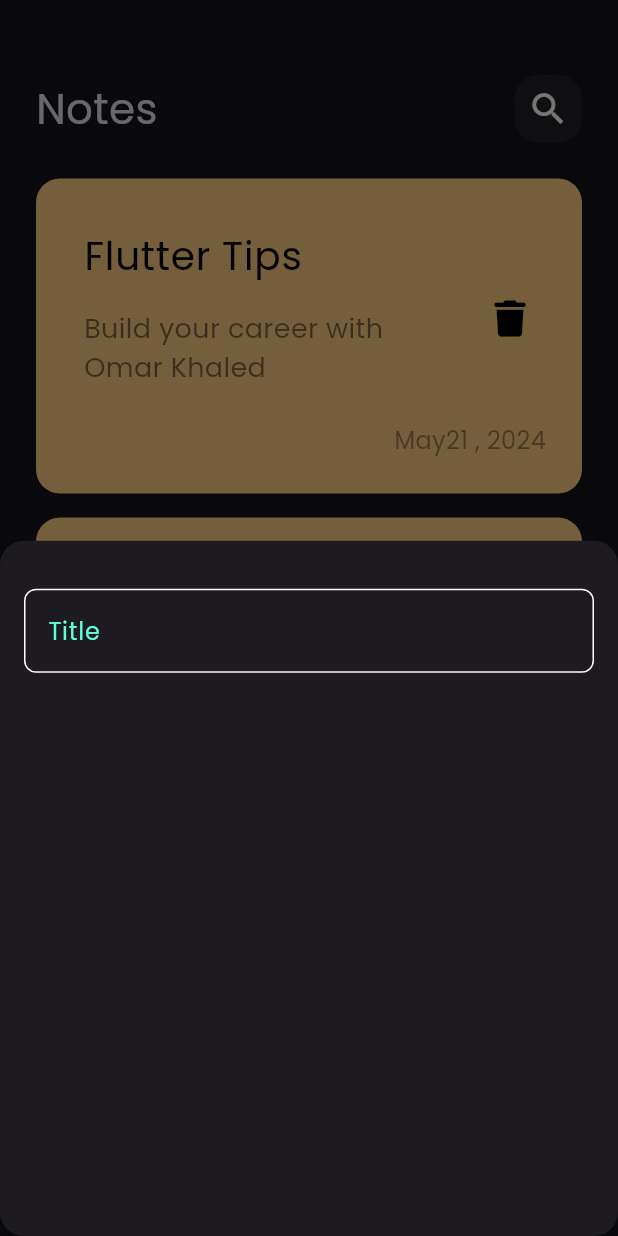
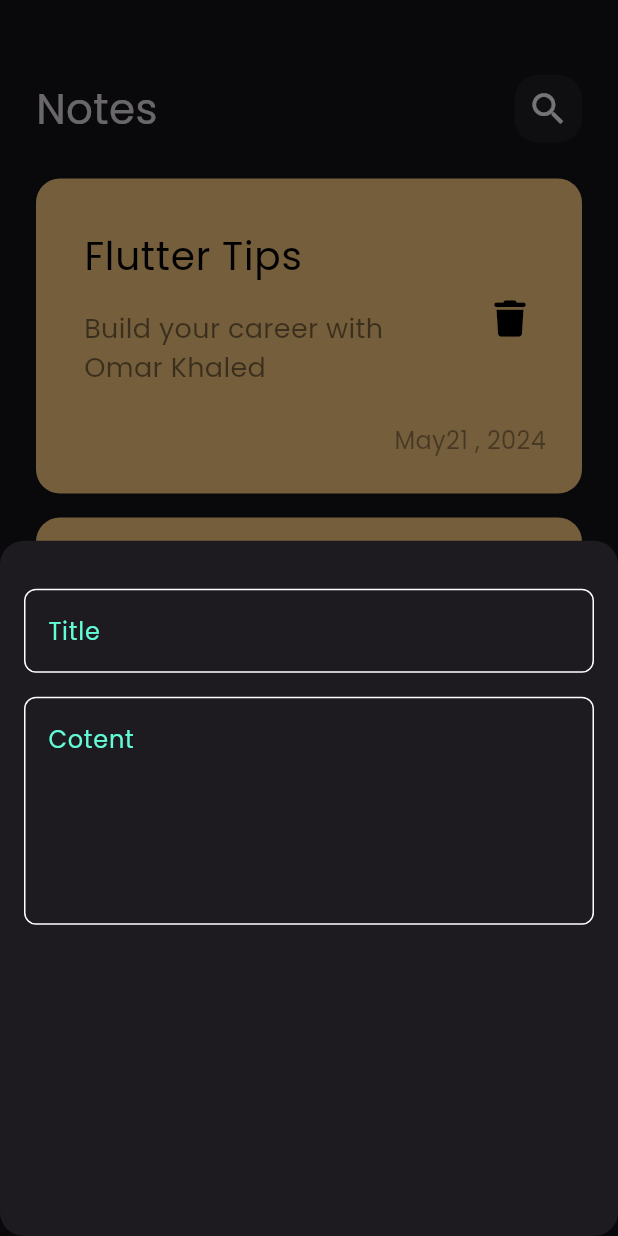
Before and after one commit to OmarKhaled00e/notes_app, a Flutter app: the screen it shows after launch, after a tap on the "add" icon, on a phone screen of 412 x 824 dp. Run offline on Flutter 3.47's test engine with Material 3 defaults, Android fonts, the phone set to English and light mode, and no system bars; our stand-ins replace font_awesome_flutter.

Commit message:
add filled to note botton sheet

```diff
--- a/lib/widgets/add_note_bottom_sheet.dart
+++ b/lib/widgets/add_note_bottom_sheet.dart
@@ -10,11 +10,10 @@ class AddNoteBottomSheet extends StatelessWidget {
       padding: const EdgeInsets.symmetric(horizontal: 16),
       child: Column(
         children: [
-          SizedBox(
-            height: 32,
-          ),
-          CustomTextFiled()
-
+          SizedBox(height: 32),
+          CustomTextFiled(hint: 'Title'),
+          SizedBox(height: 16),
+          CustomTextFiled(hint: 'Cotent', maxLines: 5),
         ],
       ),
     );
--- a/lib/widgets/custom_text_filed.dart
+++ b/lib/widgets/custom_text_filed.dart
@@ -2,14 +2,16 @@ import 'package:flutter/material.dart';
 import 'package:notes_app/constants.dart';
 
 class CustomTextFiled extends StatelessWidget {
-  const CustomTextFiled({super.key});
-
+  const CustomTextFiled({super.key, required this.hint, this.maxLines = 1});
+  final String hint;
+  final int maxLines;
   @override
   Widget build(BuildContext context) {
     return TextField(
+      maxLines: maxLines,
       cursorColor: kPrimaryColor,
       decoration: InputDecoration(
-        hintText: 'Title',
+        hintText: hint,
         hintStyle: TextStyle(color: kPrimaryColor),
         border: buildBorder(),
         enabledBorder: buildBorder(),
```
